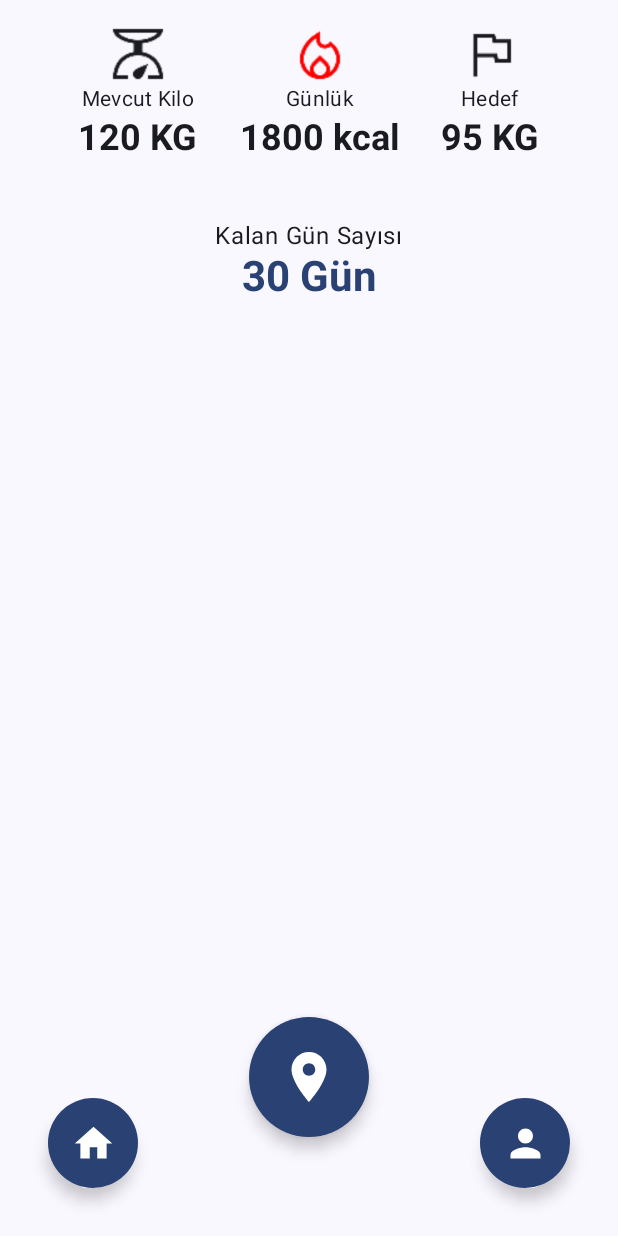
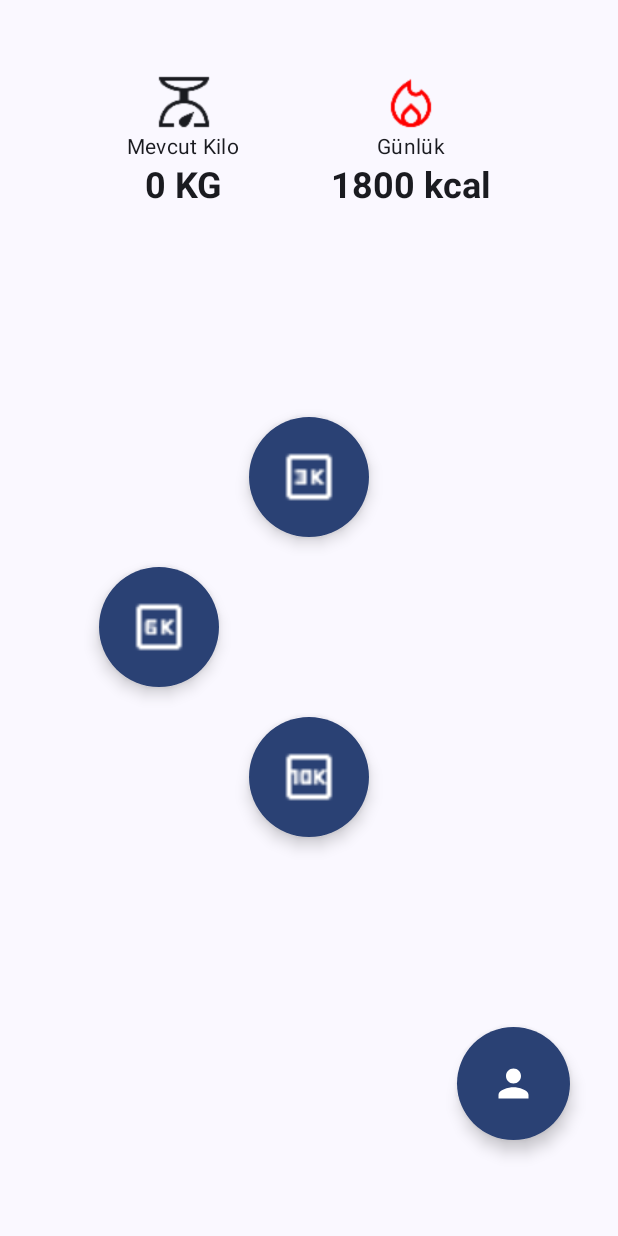
Before and after one commit to melihceliktas/walk2lose, an Android app built with Jetpack Compose: the MainScreen screen opened through its navigation route, on a phone screen of 412 x 824 dp. Run offline under Robolectric (Android 15) with nearby library versions, the phone set to English and light mode, and no system bars; our stand-ins replace Firebase (no records; nobody signed in at launch, a user with empty details on screens opened directly).

Commit message:
Challenge seçenekleri eklendi, ana ekrandaki kilo ögesi dinamik hale getirildi, challengescreene yakılan kalori miktarı eklendi.

```diff
--- a/app/src/main/java/com/example/walk2lose/AppNavigation.kt
+++ b/app/src/main/java/com/example/walk2lose/AppNavigation.kt
@@ -1,14 +1,22 @@
 package com.example.walk2lose
 
 import androidx.compose.runtime.Composable
+import androidx.compose.runtime.collectAsState
+import androidx.compose.runtime.getValue
+import androidx.lifecycle.viewmodel.compose.viewModel
+import androidx.navigation.NavType
 import androidx.navigation.compose.NavHost
 import androidx.navigation.compose.composable
 import androidx.navigation.compose.rememberNavController
+import androidx.navigation.navArgument
 
 
 @Composable
-fun AppNavigation() {
+fun AppNavigation(
+
+) {
     val navController = rememberNavController()
+
 
     NavHost(navController = navController, startDestination = "login") {
         composable("login") {
@@ -20,15 +28,19 @@ fun AppNavigation() {
         composable("main") {
             MainScreen(
                 navController = navController,
-                currentWeight = 120,
-                targetWeight = 95,
-                dailyCalories = 1800,
-                daysLeft = 30
+
+
+                dailyCalories = 1800
+
             )
         }
-        composable("challenge") {
-            ChallengeScreen()
+        composable("challenge/{steps}", arguments = listOf(
+            navArgument("steps") { type = NavType.IntType }
+        )) { backStackEntry ->
+            val steps = backStackEntry.arguments?.getInt("steps") ?: 3000
+            ChallengeScreen(selectedSteps = steps)
         }
+
         composable("profile") {
             ProfileScreen(navController)
         }
@@ -36,5 +48,7 @@ fun AppNavigation() {
             EditProfileScreen(navController)
         }
 
+
+
     }
 }
--- a/app/src/main/java/com/example/walk2lose/MainScreen.kt
+++ b/app/src/main/java/com/example/walk2lose/MainScreen.kt
@@ -18,6 +18,7 @@ import androidx.compose.material.icons.Icons
 import androidx.compose.material.icons.filled.Home
 import androidx.compose.material.icons.filled.LocationOn
 import androidx.compose.material.icons.filled.Person
+import androidx.compose.material3.BottomAppBar
 
 import androidx.compose.material3.FabPosition
 import androidx.compose.material3.FloatingActionButton
@@ -29,6 +30,7 @@ import androidx.compose.material3.Scaffold
 
 import androidx.compose.material3.Text
 import androidx.compose.runtime.Composable
+import androidx.compose.runtime.LaunchedEffect
 import androidx.compose.ui.Alignment
 import androidx.compose.ui.Modifier
 import androidx.compose.ui.graphics.Color
@@ -37,38 +39,93 @@ import androidx.compose.ui.graphics.vector.ImageVector
 import androidx.compose.ui.res.painterResource
 import androidx.compose.ui.text.font.FontWeight
 import androidx.compose.ui.unit.dp
+import androidx.lifecycle.viewmodel.compose.viewModel
 import androidx.navigation.NavHostController
 import androidx.navigation.compose.rememberNavController
 
 @Composable
 fun MainScreen(
-    currentWeight: Int,
-    targetWeight: Int,
+
+
     dailyCalories: Int,
-    daysLeft: Int,
+
     navController: NavHostController,
 
+    viewModel: ProfileViewModel = viewModel()
+
 ) {
+
+
+
+    LaunchedEffect(Unit) { viewModel.loadUserData() }
+
+
     Scaffold(
-        bottomBar = { // Alt kısmı boş bırakıyoruz, tüm butonlar üst kısımda olacak
+
+        topBar =  { },
+
+        bottomBar = {
+
         },
         floatingActionButton = { // Ortadaki büyük buton
             FloatingActionButton(
-                onClick = { navController.navigate("challenge") },
+                onClick = { navController.navigate("challenge/10000") },
                 shape = RoundedCornerShape(50), // Oval şekil
                 containerColor = MaterialTheme.colorScheme.primary,
                 modifier = Modifier
+
                     .size(80.dp) // Ortadaki butonun boyutu
-                    .offset(y = (-50).dp) // Ortadaki butonun daha yukarıda olması
+                    .offset(y = (-250).dp) // Ortadaki butonun daha yukarıda olması
             ) {
                 Icon(
-                    imageVector = Icons.Default.LocationOn,
+                    painter = painterResource(id = R.drawable.ic_10k),
                     contentDescription = "Challenge",
                     tint = Color.White,
                     modifier = Modifier.size(40.dp) // İkon boyutu
                 )
             }
+
+
+            FloatingActionButton(onClick = { navController.navigate("challenge/6000") },
+                shape = RoundedCornerShape(50), // Oval şekil
+                containerColor = MaterialTheme.colorScheme.primary,
+
+                modifier = Modifier
+                    .size(80.dp) // Ortadaki butonun boyutu
+                    .offset(x = (-100).dp,y = (-350).dp))
+
+                {
+
+                Icon(
+                    painter = painterResource(id = R.drawable.ic_6k),
+                contentDescription = "Challenge",
+                tint = Color.White,
+                modifier = Modifier.size(40.dp) // İkon boyutu
+            )
+            }
+            FloatingActionButton(onClick = { navController.navigate("challenge/3000") },
+                shape = RoundedCornerShape(50), // Oval şekil
+                containerColor = MaterialTheme.colorScheme.primary,
+
+                modifier = Modifier
+                    .size(80.dp) // Ortadaki butonun boyutu
+                    .offset(y = (-450).dp))
+
+            {
+
+                Icon(
+                    painter = painterResource(id = R.drawable.ic_3k),
+                    contentDescription = "Challenge",
+                    tint = Color.White,
+                    modifier = Modifier.size(40.dp) // İkon boyutu
+                )
+            }
+
+
+
+
         },
+
         floatingActionButtonPosition = FabPosition.Center
     ) { innerPadding ->
         Box(
@@ -77,14 +134,14 @@ fun MainScreen(
                 .padding(innerPadding)
         ) {
             // Diğer butonlar
-            OvalButton(
+            /*OvalButton(
                 onClick = { navController.navigate("main") },
                 icon = Icons.Default.Home,
                 contentDescription = "Ana Sayfa",
                 modifier = Modifier
                     .align(Alignment.BottomStart)
                     .offset(x = 32.dp, y = (-32).dp) // Sol altta, yukarıya kaydırılmış
-            )
+            )*/
 
             OvalButton(
                 onClick = { navController.navigate("profile") /*onNavigate("profile")*/ },
@@ -92,27 +149,31 @@ fun MainScreen(
                 contentDescription = "Profil",
                 modifier = Modifier
                     .align(Alignment.BottomEnd)
-                    .offset(x = (-32).dp, y = (-32).dp) // Sağ altta, yukarıya kaydırılmış
+                    .offset(x = (-32).dp, y = (-64).dp) // Sağ altta, yukarıya kaydırılmış
             )
+
+
 
             // İçerik
             Column(
                 modifier = Modifier
                     .fillMaxSize()
                     .padding(innerPadding)
-                    .padding(horizontal = 24.dp, vertical = 16.dp),
+                    .padding(horizontal = 24.dp, vertical = 16.dp)
+                    .offset(y=(32).dp),
                 horizontalAlignment = Alignment.CenterHorizontally,
                 verticalArrangement = Arrangement.Top
             ) {
+                val userWeightKg = viewModel.userData.value?.weight ?: 0
+
                 WeightAndCalorieRow(
-                    currentWeight = currentWeight,
-                    targetWeight = targetWeight,
+                    currentWeight = userWeightKg,
+
                     dailyCalories = dailyCalories
                 )
 
                 Spacer(modifier = Modifier.height(40.dp))
 
-                RemainingDaysSection(daysLeft = daysLeft)
             }
         }
     }
@@ -130,7 +191,7 @@ fun OvalButton(
         shape = RoundedCornerShape(50), // Oval şekil
         containerColor = MaterialTheme.colorScheme.primary,
         modifier = modifier
-            .size(60.dp) // Boyutları
+            .size(75.dp) // Boyutları
     ) {
         Icon(
             imageVector = icon,
@@ -144,7 +205,7 @@ fun OvalButton(
 @Composable
 fun WeightAndCalorieRow(
     currentWeight: Int,
-    targetWeight: Int,
+
     dailyCalories: Int
 ) {
     Row(
@@ -156,7 +217,7 @@ fun WeightAndCalorieRow(
 
         DailyCalorieSection(calorie = dailyCalories)
 
-        WeightInfo(label = "Hedef", value = "$targetWeight KG", icon = R.drawable.ic_goal)
+
     }
 }
 
@@ -178,7 +239,7 @@ fun DailyCalorieSection(calorie: Int) {
     }
 }
 
-@Composable
+/*@Composable
 fun RemainingDaysSection(daysLeft: Int) {
     Column(horizontalAlignment = Alignment.CenterHorizontally) {
         Text(
@@ -192,4 +253,4 @@ fun RemainingDaysSection(daysLeft: Int) {
             color = MaterialTheme.colorScheme.primary
         )
     }
-}
+}*/
```
Also changed, not shown: app/src/main/java/com/example/walk2lose/ChallengeScreen.kt (+58 -14 lines), app/src/main/res/drawable/ic_10k.png (added), app/src/main/res/drawable/ic_3k.png (added), app/src/main/res/drawable/ic_6k.png (added).
